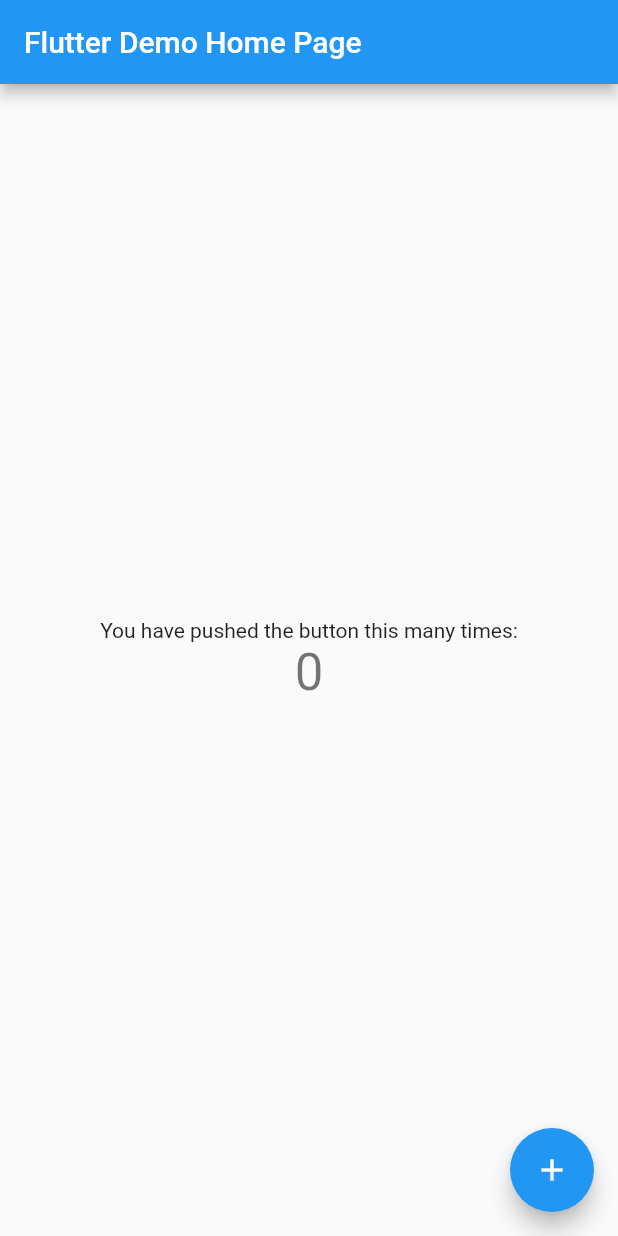
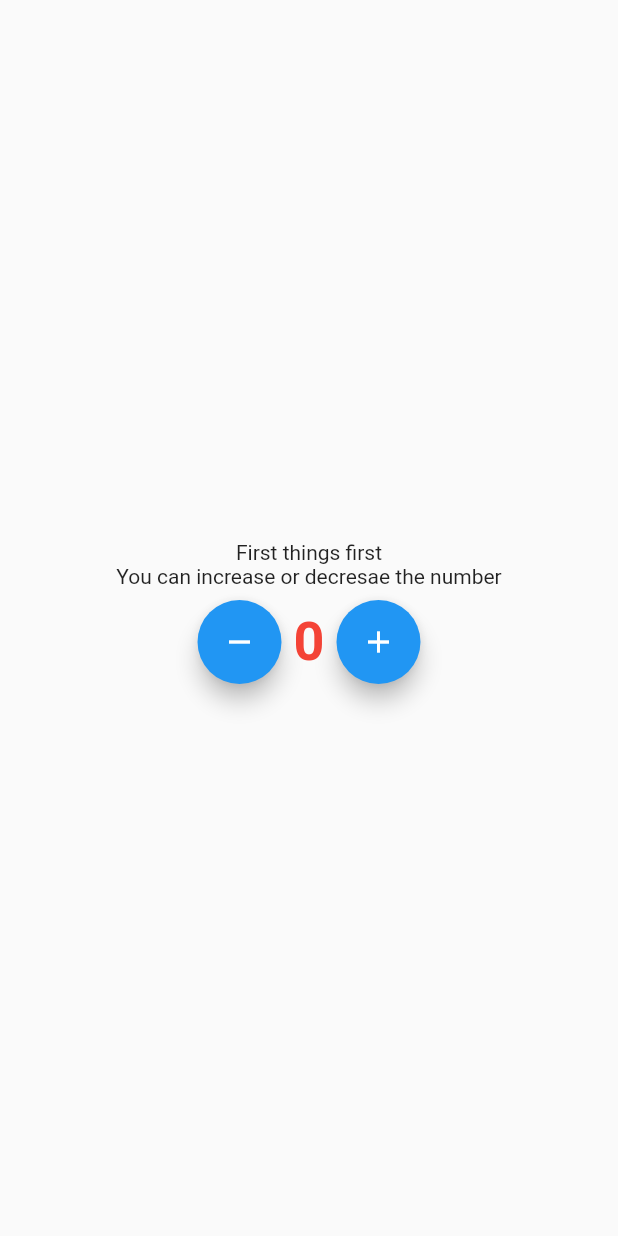
Before and after one commit to koltukutsu/First-bloc-try, a Flutter app: the screen it shows after launch, on a phone screen of 412 x 824 dp. Run offline on Flutter 3.47's test engine with Material 2 defaults, Android fonts, the phone set to English and light mode, and no system bars; our stand-ins replace bloc, flutter_bloc.

Commit message:
implemented the first try of bloc state management design patters

```diff
--- /dev/null
+++ b/lib/cubit/counter/counter_cubit.dart
@@ -0,0 +1,15 @@
+import "package:bloc/bloc.dart" show Cubit;
+import "package:meta/meta.dart";
+
+part "counter_state.dart";
+
+class CounterCubit extends Cubit<CounterState> {
+  CounterCubit(): super(CounterState(counterValue: 0));
+
+  void increment() => emit(
+    CounterState(counterValue: state.counterValue + 1, wasIncremented: true)
+  );
+  void decrement() => emit(
+      CounterState(counterValue: state.counterValue - 1, wasIncremented: false)
+  );
+}
--- /dev/null
+++ b/lib/cubit/counter/counter_state.dart
@@ -0,0 +1,11 @@
+part of 'counter_cubit.dart';
+
+class CounterState {
+  int counterValue;
+  bool wasIncremented;
+
+  CounterState({
+    required this.counterValue,
+    this.wasIncremented = false,
+});
+}
--- a/lib/main.dart
+++ b/lib/main.dart
@@ -1,4 +1,7 @@
+import 'package:first_bloc_project/cubit/counter/counter_cubit.dart';
+import 'package:first_bloc_project/ui/project/pages/counterPage.dart';
 import 'package:flutter/material.dart';
+import 'package:flutter_bloc/flutter_bloc.dart';
 
 void main() {
   runApp(const MyApp());
@@ -15,53 +18,10 @@
       theme: ThemeData(
         primarySwatch: Colors.blue,
       ),
-      home: const MyHomePage(title: 'Flutter Demo Home Page'),
+      home: BlocProvider<CounterCubit>(
+          create: (context)=>CounterCubit(),
+          child: const CounterPage()
+      ),
     );
   }
 }
-
-class MyHomePage extends StatefulWidget {
-  const MyHomePage({Key? key, required this.title}) : super(key: key);
-  final String title;
-
-  @override
-  State<MyHomePage> createState() => _MyHomePageState();
-}
-
-class _MyHomePageState extends State<MyHomePage> {
-  int _counter = 0;
-
-  void _incrementCounter() {
-    setState(() {
-      _counter++;
-    });
-  }
-
-  @override
-  Widget build(BuildContext context) {
-    return Scaffold(
-      appBar: AppBar(
-        title: Text(widget.title),
-      ),
-      body: Center(
-        child: Column(
-          mainAxisAlignment: MainAxisAlignment.center,
-          children: <Widget>[
-            const Text(
-              'You have pushed the button this many times:',
-            ),
-            Text(
-              '$_counter',
-              style: Theme.of(context).textTheme.headline4,
-            ),
-          ],
-        ),
-      ),
-      floatingActionButton: FloatingActionButton(
-        onPressed: _incrementCounter,
-        tooltip: 'Increment',
-        child: const Icon(Icons.add),
-      ), // This trailing comma makes auto-formatting nicer for build methods.
-    );
-  }
-}
--- /dev/null
+++ b/lib/ui/project/pages/counterPage.dart
@@ -0,0 +1,61 @@
+import 'package:first_bloc_project/cubit/counter/counter_cubit.dart';
+import 'package:flutter/material.dart';
+import 'package:flutter_bloc/flutter_bloc.dart';
+
+class CounterPage extends StatefulWidget {
+  const CounterPage({Key? key}) : super(key: key);
+
+  @override
+  State<CounterPage> createState() => _CounterPageState();
+}
+
+class _CounterPageState extends State<CounterPage> {
+  @override
+  Widget build(BuildContext context) {
+    return Scaffold(
+      body: Center(
+        child: Column(
+          mainAxisAlignment: MainAxisAlignment.center,
+          children: <Widget>[
+            const Text("First things first"),
+            const Text("You can increase or decresae the number"),
+            Row(
+              mainAxisAlignment: MainAxisAlignment.center,
+              children: [
+                Padding(
+                  padding: const EdgeInsets.all (8.0),
+                  child: FloatingActionButton(
+                      tooltip: "Decrement",
+                      child: const Icon(Icons.remove),
+                      onPressed: (){
+                    BlocProvider.of<CounterCubit>(context).decrement();
+                  }),
+                ),
+                BlocBuilder<CounterCubit, CounterState>(
+                  builder: (context, state) {
+                    if (state.wasIncremented) {
+                      return Text(state.counterValue.toString(),
+                        style: const TextStyle(fontSize: 36, fontWeight: FontWeight.bold, color: Colors.green),);
+                    } else {
+                      return Text(state.counterValue.toString(),
+                          style: const TextStyle(fontSize: 36, fontWeight: FontWeight.bold, color: Colors.red),);
+                    }
+                  },
+                ),
+                Padding(
+                  padding: const EdgeInsets.all(8.0),
+                  child: FloatingActionButton(
+                      tooltip: "Decremenet",
+                      child: const Icon(Icons.add),
+                      onPressed: (){
+                        BlocProvider.of<CounterCubit>(context).increment();
+                      }),
+                ),
+              ],
+            )
+          ],
+        ),
+      ),
+    );
+  }
+}
--- a/pubspec.yaml
+++ b/pubspec.yaml
@@ -34,6 +34,7 @@
   # The following adds the Cupertino Icons font to your application.
   # Use with the CupertinoIcons class for iOS style icons.
   cupertino_icons: ^1.0.2
+  flutter_bloc: ^8.0.1
 
 dev_dependencies:
   flutter_test:
```
Also changed, not shown: pubspec.lock.
